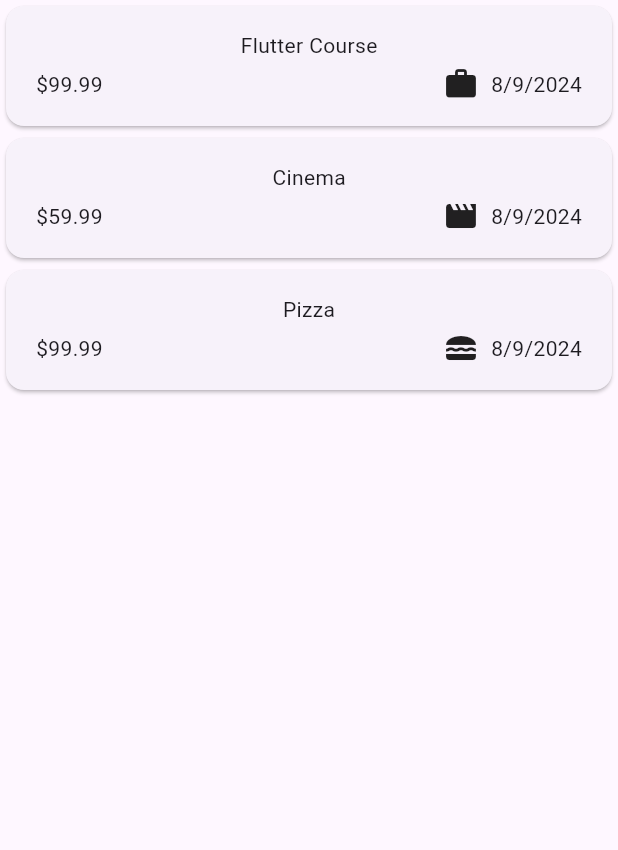
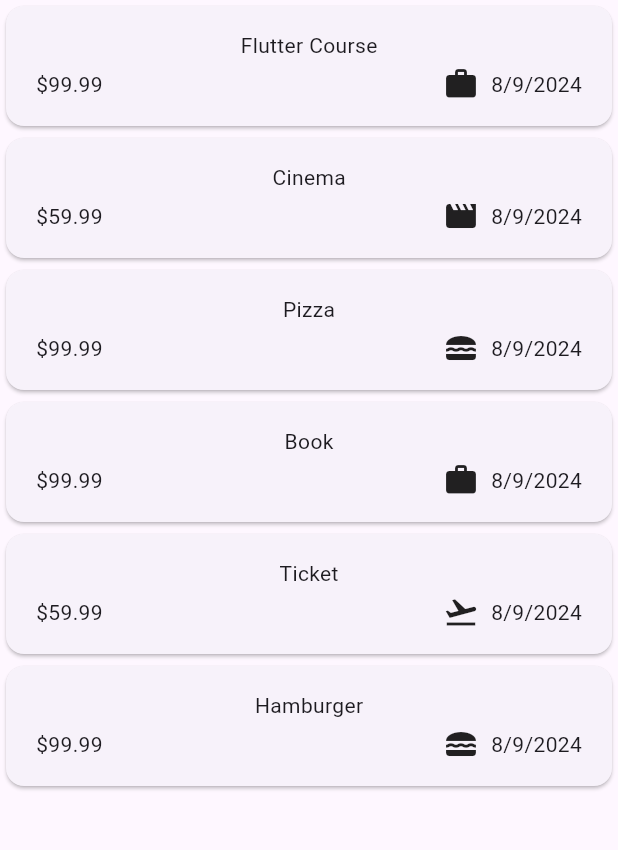
Before and after one commit to tatianex/flutter_udemy, a Flutter app: the screen it shows after launch, on a phone screen of 412 x 824 dp, the part 114-964 px from its top. Run offline on Flutter 3.47's test engine with Material 3 defaults, Android fonts, the phone set to English and light mode, and no system bars; our stand-ins replace google_fonts.

Commit message:
delete expense included and improved also added validation for data

```diff
--- a/expense_tracker/lib/widgets/expenses.dart
+++ b/expense_tracker/lib/widgets/expenses.dart
@@ -32,6 +32,24 @@ class _ExpensesState extends State<Expenses> {
       date: DateTime.now(),
       category: Category.food,
     ),
+    Expense(
+      title: 'Book',
+      amount: 99.99,
+      date: DateTime.now(),
+      category: Category.work,
+    ),
+    Expense(
+      title: 'Ticket',
+      amount: 59.99,
+      date: DateTime.now(),
+      category: Category.travel,
+    ),
+    Expense(
+      title: 'Hamburger',
+      amount: 99.99,
+      date: DateTime.now(),
+      category: Category.food,
+    ),
   ];
 
   void _opentAddExpenseOverlay() {
@@ -48,8 +66,39 @@ class _ExpensesState extends State<Expenses> {
     });
   }
 
+  void _removeExpense(Expense expense) {
+    final expenseIndex = _registeredExpenses.indexOf(expense);
+
+    setState(() {
+      _registeredExpenses.remove(expense);
+    });
+    ScaffoldMessenger.of(context).clearSnackBars();
+    ScaffoldMessenger.of(context).showSnackBar(SnackBar(
+      duration: const Duration(seconds: 5),
+      content: const Text('Expense deleted'),
+      action: SnackBarAction(
+          label: 'Undo',
+          onPressed: () {
+            setState(() {
+              _registeredExpenses.insert(expenseIndex, expense);
+            });
+          }),
+    ));
+  }
+
   @override
   Widget build(BuildContext context) {
+    Widget mainContent = const Center(
+      child: Text('No expenses found. Start adding some!'),
+    );
+
+    if (_registeredExpenses.isNotEmpty) {
+      mainContent = ExpensesList(
+        expenses: _registeredExpenses,
+        onRemoveExpense: _removeExpense,
+      );
+    }
+
     return Scaffold(
       appBar: AppBar(
         title: const Text('Expense Tracker'),
@@ -63,7 +112,9 @@ class _ExpensesState extends State<Expenses> {
       body: Column(
         children: [
           const Text('chart'),
-          Expanded(child: ExpensesList(expenses: _registeredExpenses))
+          Expanded(
+            child: mainContent,
+          )
         ],
       ),
     );
--- a/expense_tracker/lib/widgets/expenses_list/expenses_list.dart
+++ b/expense_tracker/lib/widgets/expenses_list/expenses_list.dart
@@ -7,9 +7,11 @@ class ExpensesList extends StatelessWidget {
   const ExpensesList({
     super.key,
     required this.expenses,
+    required this.onRemoveExpense,
   });
 
   final List<Expense> expenses;
+  final void Function(Expense expense) onRemoveExpense;
 
   @override
   Widget build(BuildContext context) {
@@ -19,7 +21,13 @@ class ExpensesList extends StatelessWidget {
     // so it improves performance
     return ListView.builder(
       itemCount: expenses.length,
-      itemBuilder: (ctx, index) => ExpenseItem(expenses[index]),
+      itemBuilder: (ctx, index) => Dismissible(
+        key: ValueKey(expenses[index]),
+        onDismissed: (direction) {
+          onRemoveExpense(expenses[index]);
+        },
+        child: ExpenseItem(expenses[index]),
+      ),
     );
   }
 }
```
